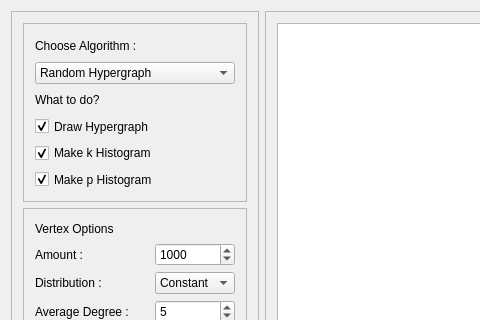
Qt form mainwindow.ui (kwarkGorny/PracaInzynierska) before a commit; both pictures show x 0 to 480 and y 0 to 320 of the 1280 by 622 pixel window.
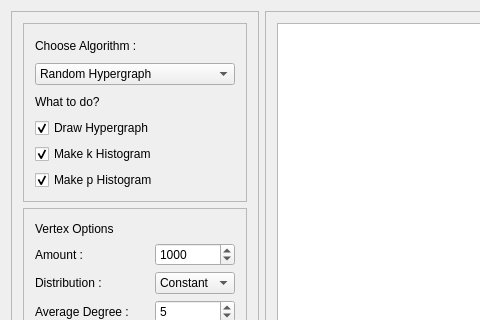
The same form after that commit. Custom widgets are drawn as their Qt base class.

Patch:
```diff
--- a/mainwindow.ui
+++ b/mainwindow.ui
@@ -192,7 +192,7 @@
           <item row="4" column="0">
            <widget class="QCheckBox" name="DrawHypergraphChB">
             <property name="sizePolicy">
-             <sizepolicy hsizetype="Preferred" vsizetype="Preferred">
+             <sizepolicy hsizetype="Preferred" vsizetype="Fixed">
               <horstretch>0</horstretch>
               <verstretch>0</verstretch>
              </sizepolicy>
@@ -233,7 +233,7 @@
           <item row="6" column="0">
            <widget class="QCheckBox" name="pHistogramChB">
             <property name="sizePolicy">
-             <sizepolicy hsizetype="Preferred" vsizetype="Preferred">
+             <sizepolicy hsizetype="Preferred" vsizetype="Fixed">
               <horstretch>0</horstretch>
               <verstretch>0</verstretch>
              </sizepolicy>
@@ -256,7 +256,7 @@
           <item row="5" column="0">
            <widget class="QCheckBox" name="kHistogramChB">
             <property name="sizePolicy">
-             <sizepolicy hsizetype="Preferred" vsizetype="Preferred">
+             <sizepolicy hsizetype="Preferred" vsizetype="Fixed">
               <horstretch>0</horstretch>
               <verstretch>0</verstretch>
              </sizepolicy>
```
